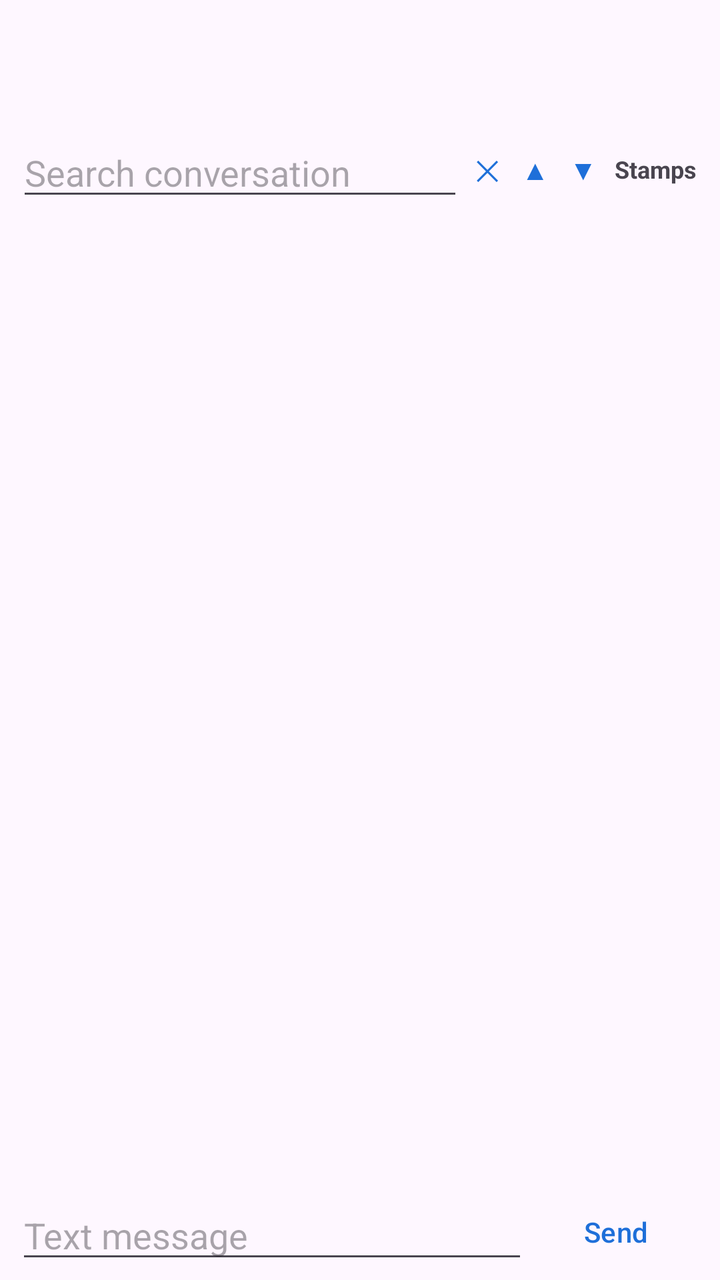
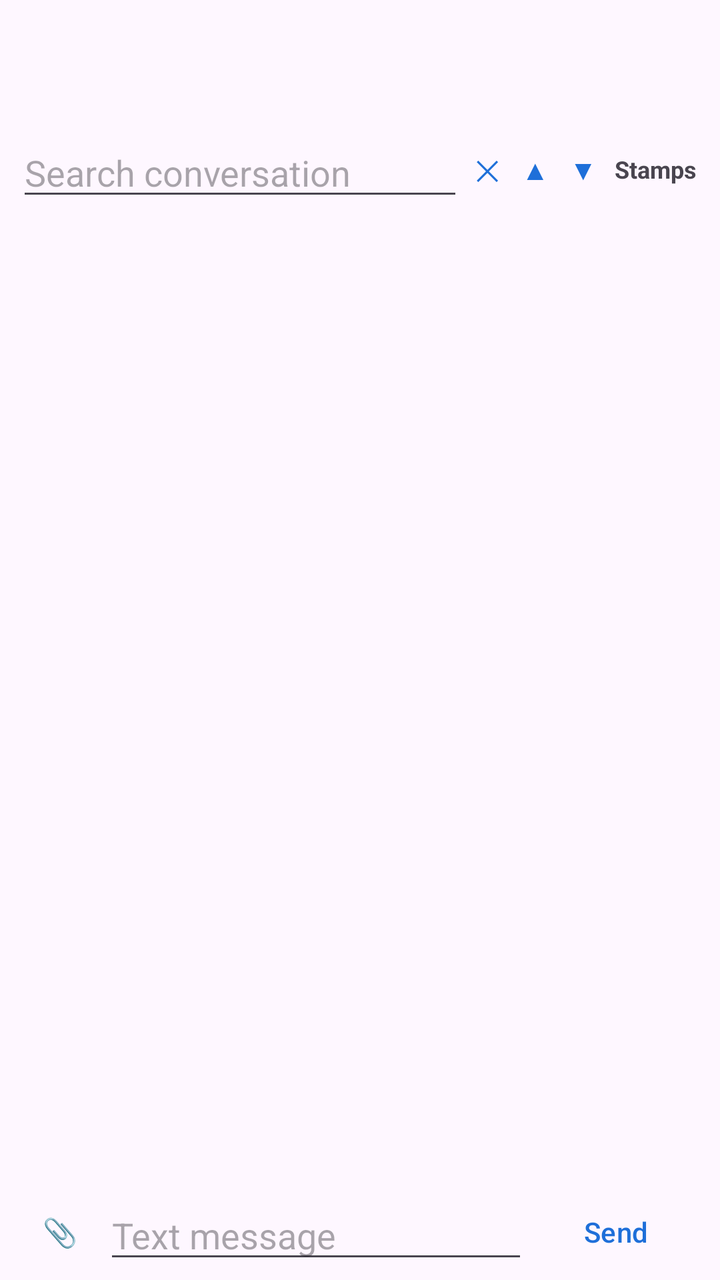

Before-and-after screenshots of an Android layout around one commit, followed by the original layout XML and the change that was made.
<!-- AndroidManifest.xml: application theme Theme.SmsStamp -->
<!-- res/layout/activity_conversation.xml -->
<?xml version="1.0" encoding="utf-8"?>
<LinearLayout xmlns:android="http://schemas.android.com/apk/res/android"
    android:layout_width="match_parent" android:layout_height="match_parent" android:orientation="vertical">
    <com.google.android.material.appbar.MaterialToolbar
        android:id="@+id/toolbar" android:layout_width="match_parent" android:layout_height="?attr/actionBarSize" />
    <LinearLayout android:layout_width="match_parent" android:layout_height="wrap_content" android:orientation="horizontal"
        android:paddingStart="8dp" android:paddingEnd="8dp" android:gravity="end|center_vertical" android:weightSum="1">
        <EditText android:id="@+id/search" android:layout_width="0dp" android:layout_weight="0.65" android:layout_height="wrap_content"
            android:hint="Search conversation" android:inputType="text" android:singleLine="true" android:imeOptions="actionSearch" />
        <Button android:id="@+id/clear" style="?attr/borderlessButtonStyle" android:layout_width="0dp" android:layout_weight="0.07" android:layout_height="wrap_content"
            android:minWidth="0dp" android:minHeight="0dp" android:padding="0dp" android:text="✕" />
        <Button android:id="@+id/prev" style="?attr/borderlessButtonStyle" android:layout_width="0dp" android:layout_weight="0.07" android:layout_height="wrap_content"
            android:minWidth="0dp" android:minHeight="0dp" android:padding="0dp" android:text="▲" />
        <Button android:id="@+id/next" style="?attr/borderlessButtonStyle" android:layout_width="0dp" android:layout_weight="0.07" android:layout_height="wrap_content"
            android:minWidth="0dp" android:minHeight="0dp" android:padding="0dp" android:text="▼" />
        <TextView android:id="@+id/stamps" android:layout_width="0dp" android:layout_weight="0.14" android:layout_height="wrap_content"
            android:gravity="center" android:maxLines="1" android:paddingTop="12dp" android:paddingBottom="12dp" android:textSize="12sp" android:textStyle="bold"
            android:text="Stamps" android:clickable="true" android:focusable="true" android:background="?attr/selectableItemBackground" />
    </LinearLayout>
    <TextView android:id="@+id/count" android:layout_width="match_parent" android:layout_height="wrap_content"
        android:paddingStart="12dp" android:paddingEnd="12dp" android:paddingBottom="4dp" android:textSize="12sp" android:textColor="@color/stamp" />
    <androidx.recyclerview.widget.RecyclerView android:id="@+id/list"
        android:layout_width="match_parent" android:layout_height="0dp" android:layout_weight="1" android:clipToPadding="false" android:paddingBottom="12dp" />
    <LinearLayout android:id="@+id/send_bar" android:layout_width="match_parent" android:layout_height="wrap_content" android:orientation="horizontal"
        android:paddingStart="8dp" android:paddingEnd="8dp" android:gravity="center_vertical">
        <EditText android:id="@+id/compose" android:layout_width="0dp" android:layout_weight="1" android:layout_height="wrap_content"
            android:hint="Text message" android:inputType="textMultiLine|textCapSentences" android:maxLines="5" />
        <Button android:id="@+id/send" style="?attr/borderlessButtonStyle" android:layout_width="wrap_content" android:layout_height="wrap_content"
            android:text="Send" />
    </LinearLayout>
</LinearLayout>
<!-- resources referenced by this layout -->
<resources>
  <color name="stamp">#5F6368</color>
  <style name="Theme.SmsStamp" parent="Theme.Material3.DayNight.NoActionBar">
          <item name="colorPrimary">#1E6FD9</item>
          <item name="colorOnPrimary">#FFFFFF</item>
          <item name="windowActionModeOverlay">true</item>
      </style>
</resources>

<!-- the commit's change to res/layout/activity_conversation.xml (unified diff, before → after) -->
@@ -23,6 +23,8 @@
         android:layout_width="match_parent" android:layout_height="0dp" android:layout_weight="1" android:clipToPadding="false" android:paddingBottom="12dp" />
     <LinearLayout android:id="@+id/send_bar" android:layout_width="match_parent" android:layout_height="wrap_content" android:orientation="horizontal"
         android:paddingStart="8dp" android:paddingEnd="8dp" android:gravity="center_vertical">
+        <Button android:id="@+id/attach" style="?attr/borderlessButtonStyle" android:layout_width="44dp" android:layout_height="wrap_content"
+            android:minWidth="0dp" android:padding="0dp" android:text="📎" />
         <EditText android:id="@+id/compose" android:layout_width="0dp" android:layout_weight="1" android:layout_height="wrap_content"
             android:hint="Text message" android:inputType="textMultiLine|textCapSentences" android:maxLines="5" />
         <Button android:id="@+id/send" style="?attr/borderlessButtonStyle" android:layout_width="wrap_content" android:layout_height="wrap_content"
